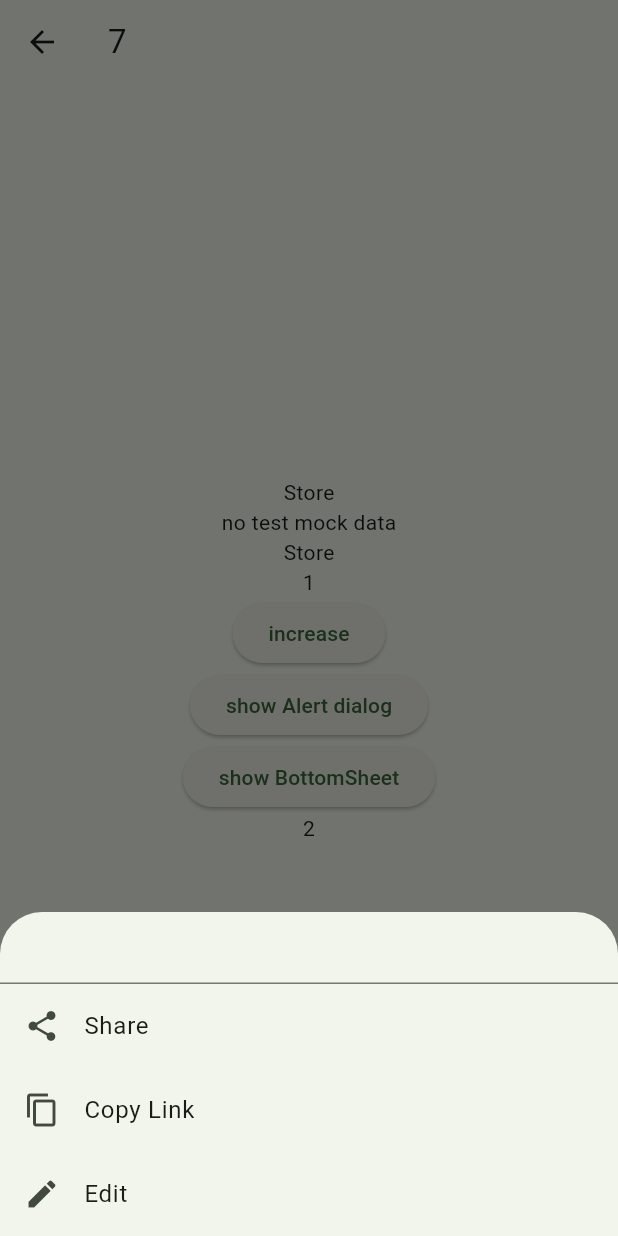
After one commit to BhakinKhantarjeerawat/fast_collocation, a Flutter app: the TestScreen screen opened directly, after a tap on "increase", after a tap on "show Alert dialog", after a tap on "show BottomSheet", on a phone screen of 412 x 824 dp. The commit adds this screen. Run offline on Flutter 3.47's test engine with Material 3 defaults, Android fonts, the phone set to English and light mode, and no system bars; our stand-ins replace equatable, flutter_riverpod, flutter_tts, get_storage, page_transition, riverpod_annotation; accounts and stored records are empty; generated files the repository leaves out were written again.

Commit message:
complete testscreen test.dart

```diff
--- /dev/null
+++ b/lib/fake_product_repo.dart
@@ -0,0 +1,15 @@
+Map<String, dynamic> products = {'1': 'Store', '2': 'Farm', '3': 'School'};
+
+class FakeProductRepo {
+  // FakeProductRepo({required this.productID});
+  // final String productID;
+
+  String getProducts(String productID) {
+    return products[productID];
+  }
+
+  Future<String> fetchProducts(String productID) async {
+    await Future.delayed(const Duration(seconds: 2));
+    return products[productID];
+  }
+}
--- /dev/null
+++ b/lib/first_provider.dart
@@ -0,0 +1,30 @@
+import 'package:riverpod_annotation/riverpod_annotation.dart';
+
+part 'first_provider.g.dart';
+
+@riverpod
+Future<int> first(FirstRef ref) async {
+  await Future.delayed(const Duration(seconds: 5));
+  return 2;
+}
+
+// @riverpod
+// Future<First> first(FirstRef ref) async {
+//   // await Future.delayed(const Duration(seconds: 2));
+//   final first = First();
+//   return first;
+// }
+
+// @riverpod
+// Future<First> getProduct(FirstRef ref) async {
+//   // await Future.delayed(const Duration(seconds: 2));
+//   final first = ref.read(firstProvider);
+//   return first.getProduct();
+// }
+
+// class First {
+//   Future<int> getProduct() async {
+//     await Future.delayed(const Duration(seconds: 2));
+//   return 1;
+//   }
+// }
--- /dev/null
+++ b/lib/second_provider.dart
@@ -0,0 +1,9 @@
+import 'package:riverpod_annotation/riverpod_annotation.dart';
+
+part 'second_provider.g.dart';
+
+@riverpod
+Future<int> second(SecondRef ref) async {
+  await Future.delayed(const Duration(seconds: 5));
+  return 2;
+}
--- /dev/null
+++ b/lib/test_screen.dart
@@ -0,0 +1,135 @@
+import 'package:fast_collocation_dictionary/fake_product_repo.dart';
+import 'package:fast_collocation_dictionary/first_provider.dart';
+import 'package:fast_collocation_dictionary/second_provider.dart';
+import 'package:fast_collocation_dictionary/test_state_provider.dart';
+import 'package:fast_collocation_dictionary/third_provider.dart';
+import 'package:flutter/material.dart';
+import 'package:flutter_riverpod/flutter_riverpod.dart';
+
+final testList = [1, 2, 3];
+
+class TestScreen extends ConsumerStatefulWidget {
+  const TestScreen({super.key, required this.testString, this.testMock,  this.fakeProductRepo});
+  final String testString;
+  final String? testMock;
+  final FakeProductRepo? fakeProductRepo;
+
+  @override
+  ConsumerState<ConsumerStatefulWidget> createState() => _TestScreenState();
+}
+
+class _TestScreenState extends ConsumerState<TestScreen> {
+  @override
+  void initState() {
+    print('initState called');
+    super.initState();
+  }
+
+  TextEditingController textController = TextEditingController();
+
+  @override
+  Widget build(BuildContext context) {
+    final first = ref.watch(firstProvider);
+    final second = ref.watch(secondProvider);
+    final third = ref.watch(thirdProvider);
+    final stateProvider = ref.watch(testStateProvider);
+    print('///Build method called');
+
+    return Scaffold(
+        appBar: AppBar(
+          title: Text(widget.testString),
+        ),
+        body: Center(
+          child: Column(
+            mainAxisAlignment: MainAxisAlignment.center,
+            children: [
+              Text(FakeProductRepo().getProducts('1')),
+              Text(widget.testMock ?? 'no test mock data'),
+              Text(FakeProductRepo().getProducts('1')),
+              Text(stateProvider.toString()),
+              ElevatedButton(
+                  onPressed: () {
+                    ref.read(testStateProvider.notifier).state += 1;
+                  },
+                  child: const Text('increase')),
+              ElevatedButton(
+                  onPressed: () => showDialog(
+                        context: context,
+                        builder: (ctx) => AlertDialog(
+                          title: const Text("Alert Dialog Box"),
+                          content:
+                              const Text("You have raised a Alert Dialog Box"),
+                          actions: <Widget>[
+                            TextFormField(),
+                            TextButton(
+                              onPressed: () {
+                                Navigator.of(ctx).pop();
+                              },
+                              child: Container(
+                                color: Colors.green,
+                                padding: const EdgeInsets.all(14),
+                                child: const Text(key: Key('okay'), "okay"),
+                              ),
+                            ),
+                          ],
+                        ),
+                      ),
+                  child: const Text('show Alert dialog')),
+              ElevatedButton(
+                  onPressed: () {
+                    showModalBottomSheet(
+                      context: context,
+                      builder: (context) {
+                        return Wrap(
+                          children: [
+                            TextFormField(),
+                            const ListTile(
+                              key: Key('Share'),
+                              leading: Icon(key: Key('firstIcon'), Icons.share),
+                              title: Text('Share'),
+                            ),
+                            const ListTile(
+                              leading: Icon(Icons.copy),
+                              title: Text('Copy Link'),
+                            ),
+                            const ListTile(
+                              leading: Icon(Icons.edit),
+                              title: Text('Edit'),
+                            ),
+                          ],
+                        );
+                      },
+                    );
+                  },
+                  child: const Text('show BottomSheet')),
+
+              // SizedBox(
+              //   height: 300,
+              //   child: ListView.builder(
+              //     itemCount: testList.length,
+              //     itemBuilder: (context, index) {
+              //       final result = testList[index];
+              //       return Text(key: Key(result.toString()), result.toString());
+              //     },
+              //   ),
+              // ),
+              first.when(
+                data: (data) => Text(data.toString()),
+                error: (error, stackTrace) => Text(error.toString()),
+                loading: () => const Center(child: CircularProgressIndicator()),
+              ),
+              // second.when(
+              //   data: (data) => Text(data.toString()),
+              //   error: (error, stackTrace) => Text(error.toString()),
+              //   loading: () => const Center(child: CircularProgressIndicator()),
+              // ),
+              // third.when(
+              //   data: (data) => Text(data.toString()),
+              //   error: (error, stackTrace) => const SizedBox.shrink(),
+              //   loading: () => const Center(child: CircularProgressIndicator()),
+              // )
+            ],
+          ),
+        ));
+  }
+}
--- /dev/null
+++ b/lib/test_state_provider.dart
@@ -0,0 +1,5 @@
+import 'package:flutter_riverpod/flutter_riverpod.dart';
+
+final testStateProvider = StateProvider<int>((ref) {
+  return 0;
+});
--- /dev/null
+++ b/lib/third_provider.dart
@@ -0,0 +1,27 @@
+import 'package:fast_collocation_dictionary/first_provider.dart';
+import 'package:fast_collocation_dictionary/second_provider.dart';
+import 'package:riverpod_annotation/riverpod_annotation.dart';
+
+part 'third_provider.g.dart';
+
+@riverpod
+Future<int
+> third(ThirdRef ref) async {
+  await Future.delayed(const Duration(seconds: 2));
+  final first = ref.watch(firstProvider).value;
+  final second = ref.watch(secondProvider).value;
+
+  return first! + second!;
+
+  // if (first != null && second != null) {
+  //   return first + second;
+  // }
+  //  else {
+  //   return 555;
+  // }
+  //  else {
+  //   // throw('HAHAHA');
+  //   throw Exception('HAHAHA');
+  //   // return Exception('hahaha');
+  // }
+}
--- a/pubspec.yaml
+++ b/pubspec.yaml
@@ -31,6 +31,7 @@ dependencies:
   freezed_annotation: ^2.4.1
   equatable: ^2.0.5
   flutter_tts: ^3.8.3
+  mocktail: ^1.0.3
 
 dev_dependencies:
   flutter_test:
```
Also changed, not shown: lib/home_page.dart (+9 -32 lines), lib/vocabs/word_list.dart (+6 -10 lines), lib/widget/searched_widget.dart (+6 -1 lines), lib/word_desc_page.dart (+28 -54 lines), lib/first_provider.g.dart (added), lib/second_provider.g.dart (added), lib/third_provider.g.dart (added), pubspec.lock, 1 other file.
